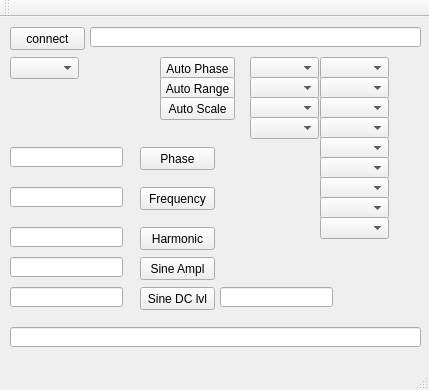
First picture: the form in SerialPortCommunicationQt/SerialPortCommunication/SRS/LockInAmplifier/Final_Lock-In-Amplifier/mainwindow.ui, repository vicvict/Lock-In-Amplifier, before the edit.
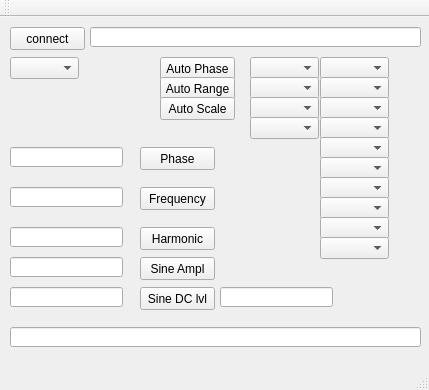
Second picture: the form after the edit.

Commit message: add advance filter

```diff
--- a/SerialPortCommunicationQt/SerialPortCommunication/SRS/LockInAmplifier/Final_Lock-In-Amplifier/mainwindow.ui
+++ b/SerialPortCommunicationQt/SerialPortCommunication/SRS/LockInAmplifier/Final_Lock-In-Amplifier/mainwindow.ui
@@ -351,6 +351,16 @@
      </rect>
     </property>
    </widget>
+   <widget class="QComboBox" name="comboBoxAdvanceFilter">
+    <property name="geometry">
+     <rect>
+      <x>320</x>
+      <y>220</y>
+      <width>69</width>
+      <height>22</height>
+     </rect>
+    </property>
+   </widget>
   </widget>
   <widget class="QMenuBar" name="menuBar">
    <property name="geometry">
```
The commit also changes 5 other files.
